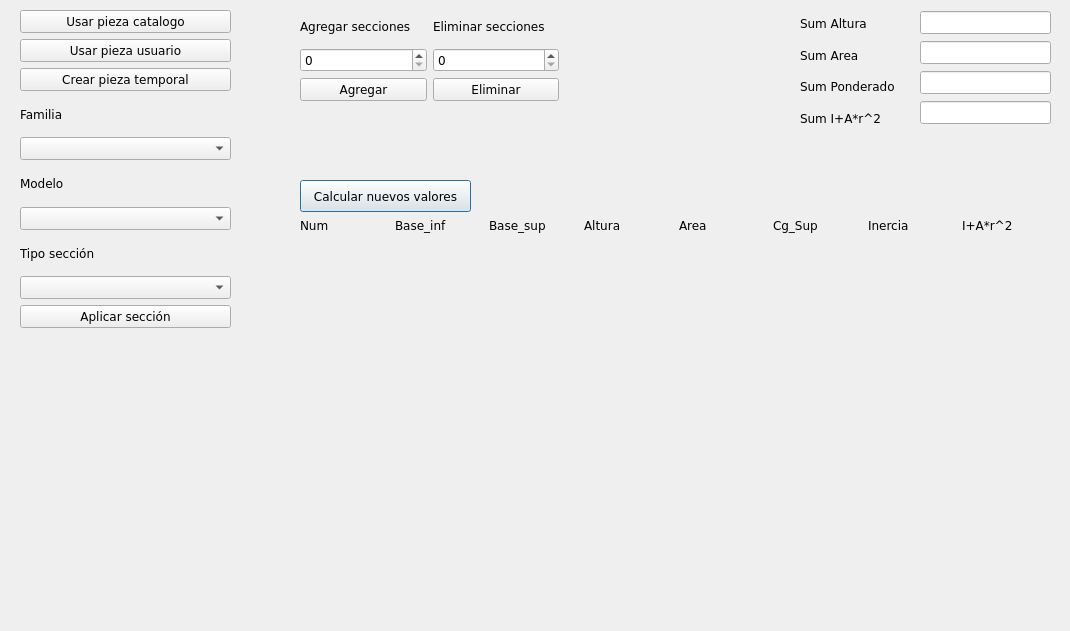
First picture: the form in ui_files/herramienta_trapecios_v6.ui, repository Sady-Guzman/herramienta_practica, before the edit.
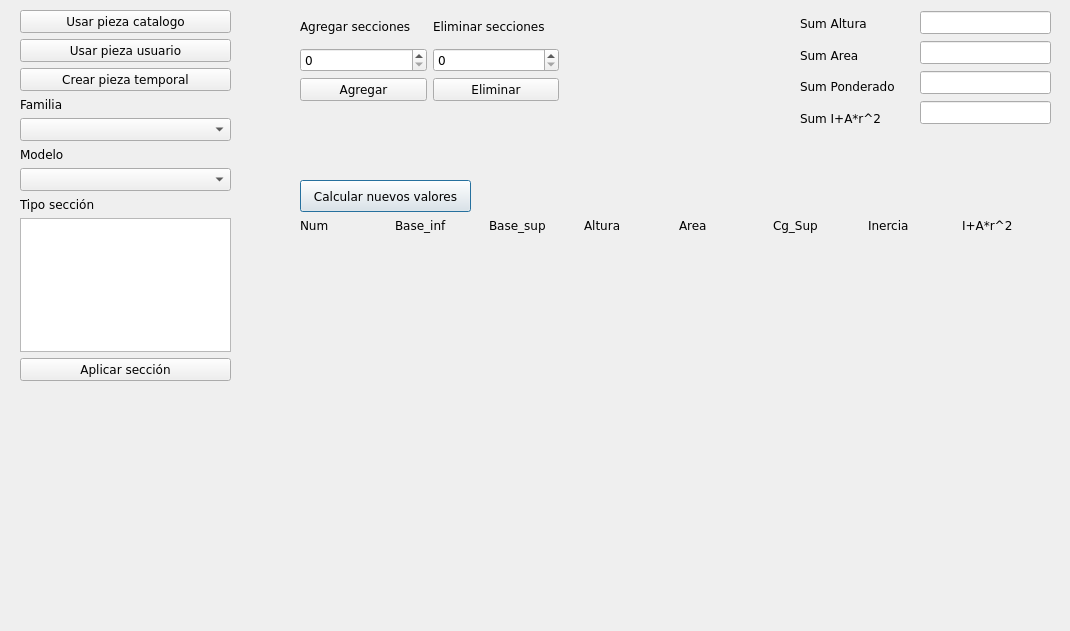
Second picture: the form after the edit.

Commit message: cambia comboBox secciones por ListWidget

Diff of the .ui file:
```diff
--- a/ui_files/herramienta_trapecios_v6.ui
+++ b/ui_files/herramienta_trapecios_v6.ui
@@ -26,7 +26,7 @@
      <x>20</x>
      <y>10</y>
      <width>211</width>
-     <height>318</height>
+     <height>371</height>
     </rect>
    </property>
    <layout class="QVBoxLayout" name="Vlayout_catalogo">
@@ -88,7 +88,7 @@
      </widget>
     </item>
     <item>
-     <widget class="QComboBox" name="combo_tipo_seccion"/>
+     <widget class="QListWidget" name="list_tipo_seccion"/>
     </item>
     <item>
      <widget class="QPushButton" name="btn_acpt_tipo_seccion">
```
The commit also changes 8 other files.
